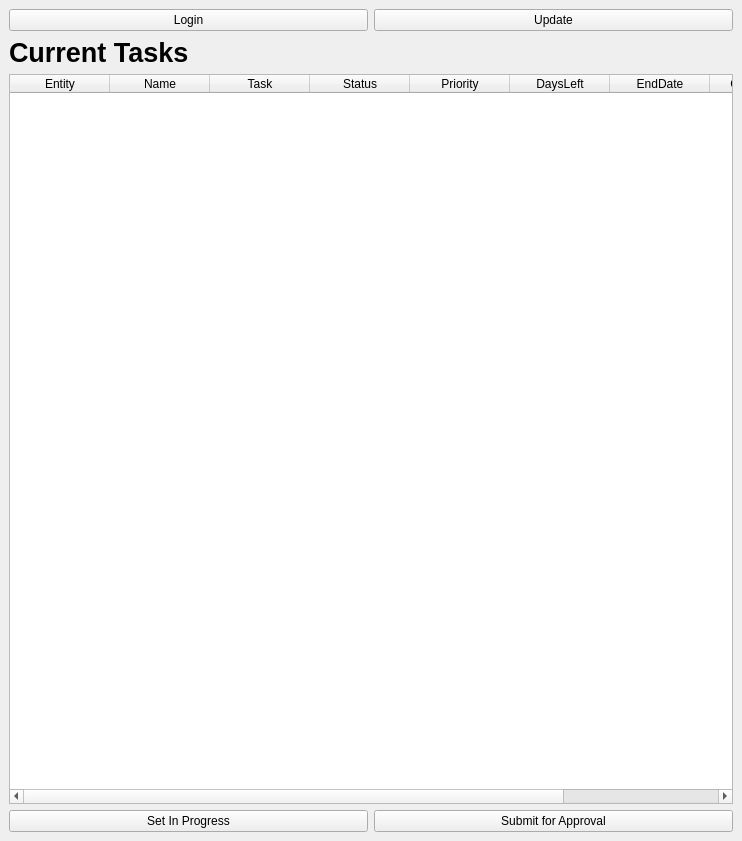
This is ui/mainWindow.ui in vfxsnake/sgTracker as Qt 5 draws it before an edit. The edited form follows.
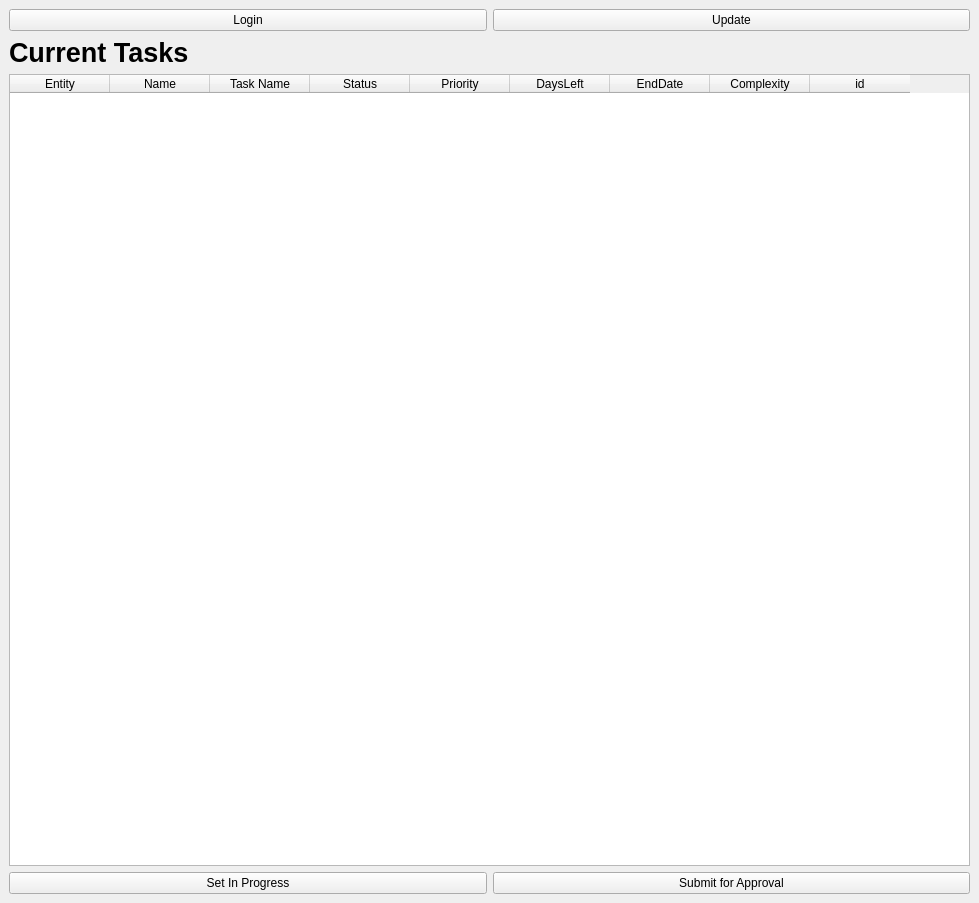
This is the edited form.

Diff of the .ui file:
```diff
--- a/ui/mainWindow.ui
+++ b/ui/mainWindow.ui
@@ -6,8 +6,8 @@
    <rect>
     <x>0</x>
     <y>0</y>
-    <width>742</width>
-    <height>841</height>
+    <width>979</width>
+    <height>903</height>
    </rect>
   </property>
   <property name="windowTitle">
@@ -86,7 +86,7 @@
           </column>
           <column>
            <property name="text">
-            <string>Task</string>
+            <string>Task Name</string>
            </property>
           </column>
           <column>
```
